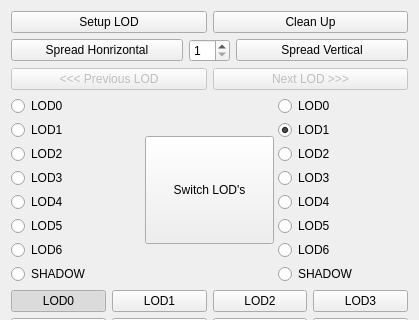
code-google-com/mayatools, file Maya_Tools/Developer/Project/Sony/python/UI/SonyLODTools.ui: the form before one commit; both pictures show x 0 to 419 and y 0 to 320 of the 419 by 797 pixel window.
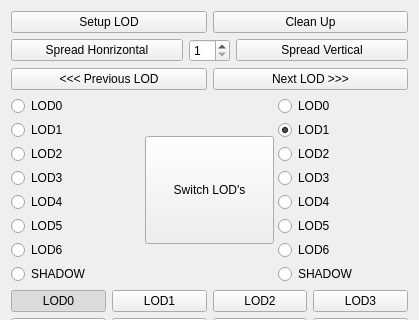
The form after the commit.

```diff
--- a/Maya_Tools/Developer/Project/Sony/python/UI/SonyLODTools.ui
+++ b/Maya_Tools/Developer/Project/Sony/python/UI/SonyLODTools.ui
@@ -88,7 +88,7 @@
        <item>
         <widget class="QPushButton" name="btnPreviousLOD">
          <property name="enabled">
-          <bool>false</bool>
+          <bool>true</bool>
          </property>
          <property name="text">
           <string>&lt;&lt;&lt; Previous LOD</string>
@@ -98,7 +98,7 @@
        <item>
         <widget class="QPushButton" name="btnNextLOD">
          <property name="enabled">
-          <bool>false</bool>
+          <bool>true</bool>
          </property>
          <property name="text">
           <string>Next LOD &gt;&gt;&gt;</string>
```
Left out of the diff: 1 changed line with no effect on the pictures.
